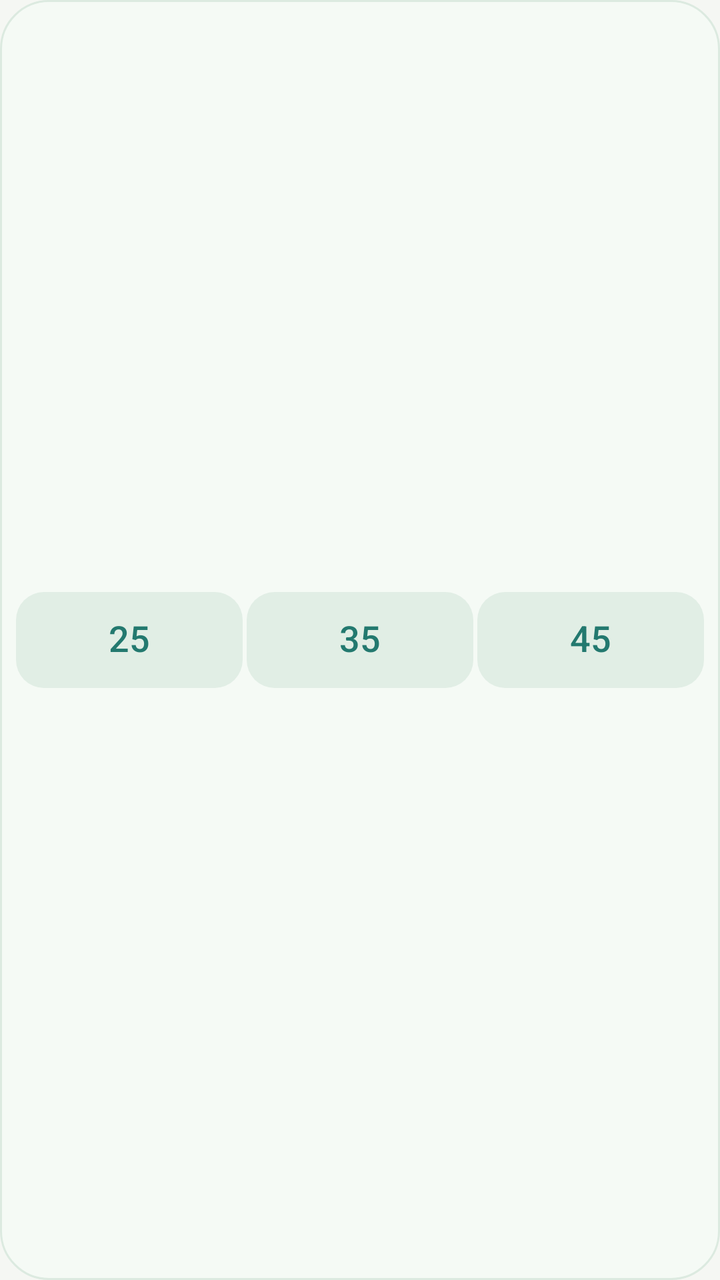
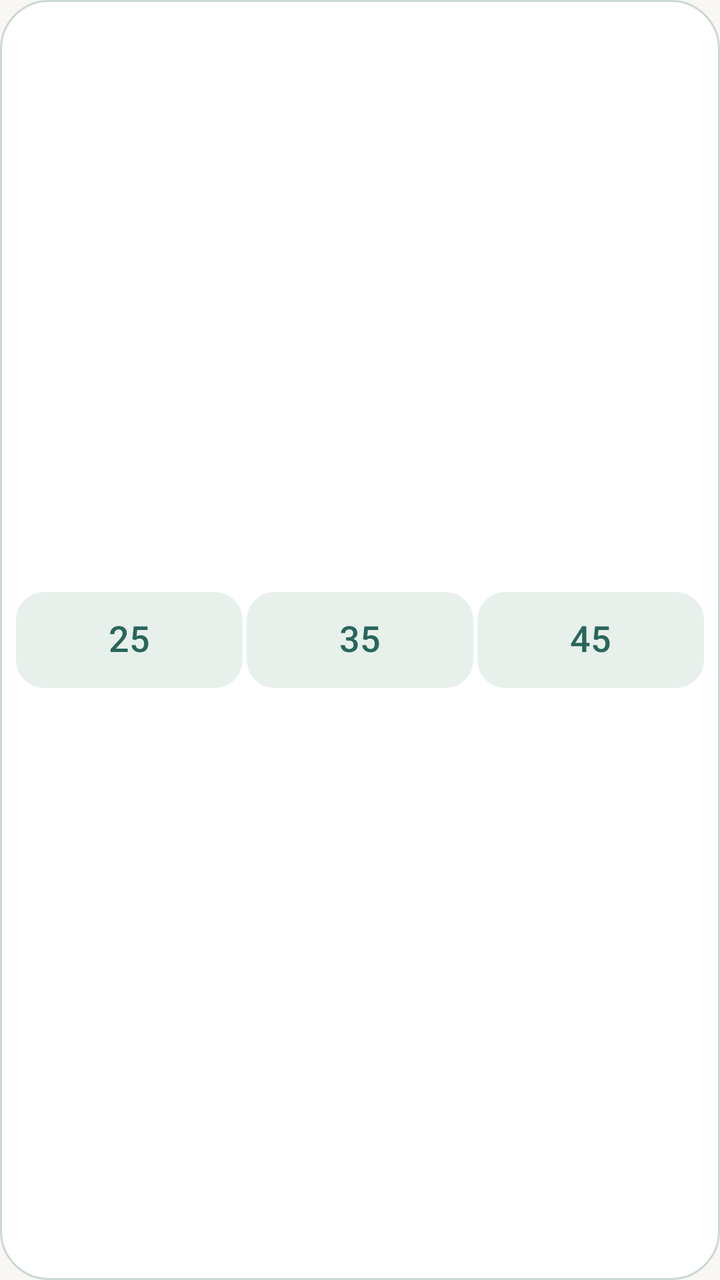

The first picture is an Android layout as it rendered before a commit; the second is the same layout after the commit. The layout source and the unified diff follow.
<!-- AndroidManifest.xml: application theme AppTheme -->
<!-- res/layout/widget_quick.xml -->
<FrameLayout xmlns:android="http://schemas.android.com/apk/res/android"
    android:id="@+id/widget_root" android:layout_width="match_parent" android:layout_height="match_parent"
    android:padding="8dp" android:background="@drawable/widget_background">
    <LinearLayout android:id="@+id/widget_quick_presets" android:layout_width="match_parent" android:layout_height="48dp"
        android:layout_gravity="center_vertical" android:orientation="horizontal">
        <Button android:id="@+id/widget_preset_25" android:layout_width="0dp" android:layout_height="match_parent" android:layout_weight="1"
            android:text="@string/quick_start_25" android:contentDescription="@string/quick_start_25_accessibility"
            android:textSize="18sp" android:textColor="#23796F" android:fontFamily="sans-serif-medium"
            android:background="@drawable/widget_secondary_background" android:textAllCaps="false" android:padding="2dp"
            android:minWidth="48dp" android:minHeight="48dp" android:maxLines="1" android:gravity="center"
            android:includeFontPadding="false" android:stateListAnimator="@null" />
        <Button android:id="@+id/widget_preset_35" android:layout_width="0dp" android:layout_height="match_parent" android:layout_weight="1" android:layout_marginStart="2dp"
            android:text="@string/quick_start_35" android:contentDescription="@string/quick_start_35_accessibility"
            android:textSize="18sp" android:textColor="#23796F" android:fontFamily="sans-serif-medium"
            android:background="@drawable/widget_secondary_background" android:textAllCaps="false" android:padding="2dp"
            android:minWidth="48dp" android:minHeight="48dp" android:maxLines="1" android:gravity="center"
            android:includeFontPadding="false" android:stateListAnimator="@null" />
        <Button android:id="@+id/widget_preset_45" android:layout_width="0dp" android:layout_height="match_parent" android:layout_weight="1" android:layout_marginStart="2dp"
            android:text="@string/quick_start_45" android:contentDescription="@string/quick_start_45_accessibility"
            android:textSize="18sp" android:textColor="#23796F" android:fontFamily="sans-serif-medium"
            android:background="@drawable/widget_secondary_background" android:textAllCaps="false" android:padding="2dp"
            android:minWidth="48dp" android:minHeight="48dp" android:maxLines="1" android:gravity="center"
            android:includeFontPadding="false" android:stateListAnimator="@null" />
    </LinearLayout>
    <LinearLayout android:id="@+id/widget_quick_active" android:layout_width="match_parent" android:layout_height="48dp"
        android:layout_gravity="center_vertical" android:orientation="horizontal" android:visibility="gone">
        <FrameLayout android:id="@+id/widget_time_area" android:layout_width="0dp" android:layout_height="match_parent" android:layout_weight="1"
            android:layout_marginEnd="4dp" android:contentDescription="@string/widget_time_description">
            <Chronometer android:id="@+id/widget_timer" android:layout_width="match_parent" android:layout_height="match_parent"
                android:gravity="center" android:textSize="27sp" android:textColor="#244336" android:fontFamily="sans-serif-medium"
                android:autoSizeTextType="uniform" android:autoSizeMinTextSize="18sp" android:autoSizeMaxTextSize="27sp" android:autoSizeStepGranularity="1sp"
                android:includeFontPadding="false" android:singleLine="true" android:visibility="gone" />
            <TextView android:id="@+id/widget_time_static" android:layout_width="match_parent" android:layout_height="match_parent"
                android:text="@string/quick_preview_time" android:gravity="center" android:textSize="27sp"
                android:textColor="#244336" android:fontFamily="sans-serif-medium" android:includeFontPadding="false" android:singleLine="true"
                android:autoSizeTextType="uniform" android:autoSizeMinTextSize="18sp" android:autoSizeMaxTextSize="27sp" android:autoSizeStepGranularity="1sp" />
        </FrameLayout>
        <Button android:id="@+id/widget_primary" android:layout_width="60dp" android:layout_height="match_parent"
            android:text="@string/quick_pause" android:textSize="13sp" android:textColor="#FFFFFF" android:fontFamily="sans-serif-medium"
            android:background="@drawable/widget_primary_background" android:textAllCaps="false" android:padding="4dp"
            android:minWidth="48dp" android:minHeight="48dp" android:maxLines="2" android:gravity="center"
            android:includeFontPadding="false" android:stateListAnimator="@null" />
    </LinearLayout>
    <Button android:id="@+id/widget_quick_setup" android:layout_width="match_parent" android:layout_height="48dp"
        android:layout_gravity="center_vertical" android:visibility="gone" android:text="@string/quick_setup"
        android:textSize="14sp" android:textColor="#FFFFFF" android:fontFamily="sans-serif-medium"
        android:background="@drawable/widget_primary_background" android:textAllCaps="false" android:padding="4dp"
        android:minWidth="48dp" android:minHeight="48dp" android:maxLines="2" android:gravity="center"
        android:includeFontPadding="false" android:stateListAnimator="@null" />
</FrameLayout>
<!-- resources referenced by this layout -->
<resources>
  <!-- drawable widget_background (drawable) -->
  <shape xmlns:android="http://schemas.android.com/apk/res/android" android:shape="rectangle">
      <solid android:color="#F5FAF5" />
      <corners android:radius="24dp" />
      <stroke android:width="1dp" android:color="#DCEAE0" />
  </shape>
  <!-- drawable widget_primary_background (drawable) -->
  <ripple xmlns:android="http://schemas.android.com/apk/res/android" android:color="#55A89A">
      <item><shape android:shape="rectangle"><solid android:color="#23796F" /><corners android:radius="14dp" /></shape></item>
  </ripple>
  <!-- drawable widget_secondary_background (drawable) -->
  <ripple xmlns:android="http://schemas.android.com/apk/res/android" android:color="#C9E7D5">
      <item><shape android:shape="rectangle"><solid android:color="#E1EEE5" /><corners android:radius="14dp" /></shape></item>
  </ripple>
  <string name="quick_pause">暂停</string>
  <string name="quick_preview_time">25:00</string>
  <string name="quick_setup">完成设置</string>
  <string name="quick_start_25">25</string>
  <string name="quick_start_25_accessibility">开始25分钟专注</string>
  <string name="quick_start_35">35</string>
  <string name="quick_start_35_accessibility">开始35分钟专注</string>
  <string name="quick_start_45">45</string>
  <string name="quick_start_45_accessibility">开始45分钟专注</string>
  <string name="widget_time_description">剩余专注时间</string>
  <style name="AppTheme" parent="android:style/Theme.Material.Light.NoActionBar">
  <item name="android:fontFamily">sans</item><item name="android:colorAccent">#23796F</item>
  <item name="android:windowLightStatusBar">true</item><item name="android:statusBarColor">#F5F7F3</item>
  <item name="android:navigationBarColor">#F5F7F3</item><item name="android:windowBackground">#F5F7F3</item>
  </style>
</resources>

<!-- the commit's change to res/layout/widget_quick.xml (unified diff, before → after) -->
@@ -5,19 +5,19 @@
         android:layout_gravity="center_vertical" android:orientation="horizontal">
         <Button android:id="@+id/widget_preset_25" android:layout_width="0dp" android:layout_height="match_parent" android:layout_weight="1"
             android:text="@string/quick_start_25" android:contentDescription="@string/quick_start_25_accessibility"
-            android:textSize="18sp" android:textColor="#23796F" android:fontFamily="sans-serif-medium"
+            android:textSize="18sp" android:textColor="@color/sb_accent" android:fontFamily="sans-serif-medium"
             android:background="@drawable/widget_secondary_background" android:textAllCaps="false" android:padding="2dp"
             android:minWidth="48dp" android:minHeight="48dp" android:maxLines="1" android:gravity="center"
             android:includeFontPadding="false" android:stateListAnimator="@null" />
         <Button android:id="@+id/widget_preset_35" android:layout_width="0dp" android:layout_height="match_parent" android:layout_weight="1" android:layout_marginStart="2dp"
             android:text="@string/quick_start_35" android:contentDescription="@string/quick_start_35_accessibility"
-            android:textSize="18sp" android:textColor="#23796F" android:fontFamily="sans-serif-medium"
+            android:textSize="18sp" android:textColor="@color/sb_accent" android:fontFamily="sans-serif-medium"
             android:background="@drawable/widget_secondary_background" android:textAllCaps="false" android:padding="2dp"
             android:minWidth="48dp" android:minHeight="48dp" android:maxLines="1" android:gravity="center"
             android:includeFontPadding="false" android:stateListAnimator="@null" />
         <Button android:id="@+id/widget_preset_45" android:layout_width="0dp" android:layout_height="match_parent" android:layout_weight="1" android:layout_marginStart="2dp"
             android:text="@string/quick_start_45" android:contentDescription="@string/quick_start_45_accessibility"
-            android:textSize="18sp" android:textColor="#23796F" android:fontFamily="sans-serif-medium"
+            android:textSize="18sp" android:textColor="@color/sb_accent" android:fontFamily="sans-serif-medium"
             android:background="@drawable/widget_secondary_background" android:textAllCaps="false" android:padding="2dp"
             android:minWidth="48dp" android:minHeight="48dp" android:maxLines="1" android:gravity="center"
             android:includeFontPadding="false" android:stateListAnimator="@null" />
@@ -27,23 +27,23 @@
         <FrameLayout android:id="@+id/widget_time_area" android:layout_width="0dp" android:layout_height="match_parent" android:layout_weight="1"
             android:layout_marginEnd="4dp" android:contentDescription="@string/widget_time_description">
             <Chronometer android:id="@+id/widget_timer" android:layout_width="match_parent" android:layout_height="match_parent"
-                android:gravity="center" android:textSize="27sp" android:textColor="#244336" android:fontFamily="sans-serif-medium"
+                android:gravity="center" android:textSize="27sp" android:textColor="@color/sb_text" android:fontFamily="sans-serif-medium"
                 android:autoSizeTextType="uniform" android:autoSizeMinTextSize="18sp" android:autoSizeMaxTextSize="27sp" android:autoSizeStepGranularity="1sp"
                 android:includeFontPadding="false" android:singleLine="true" android:visibility="gone" />
             <TextView android:id="@+id/widget_time_static" android:layout_width="match_parent" android:layout_height="match_parent"
                 android:text="@string/quick_preview_time" android:gravity="center" android:textSize="27sp"
-                android:textColor="#244336" android:fontFamily="sans-serif-medium" android:includeFontPadding="false" android:singleLine="true"
+                android:textColor="@color/sb_text" android:fontFamily="sans-serif-medium" android:includeFontPadding="false" android:singleLine="true"
                 android:autoSizeTextType="uniform" android:autoSizeMinTextSize="18sp" android:autoSizeMaxTextSize="27sp" android:autoSizeStepGranularity="1sp" />
         </FrameLayout>
         <Button android:id="@+id/widget_primary" android:layout_width="60dp" android:layout_height="match_parent"
-            android:text="@string/quick_pause" android:textSize="13sp" android:textColor="#FFFFFF" android:fontFamily="sans-serif-medium"
+            android:text="@string/quick_pause" android:textSize="13sp" android:textColor="@color/sb_on_accent" android:fontFamily="sans-serif-medium"
             android:background="@drawable/widget_primary_background" android:textAllCaps="false" android:padding="4dp"
             android:minWidth="48dp" android:minHeight="48dp" android:maxLines="2" android:gravity="center"
             android:includeFontPadding="false" android:stateListAnimator="@null" />
     </LinearLayout>
     <Button android:id="@+id/widget_quick_setup" android:layout_width="match_parent" android:layout_height="48dp"
         android:layout_gravity="center_vertical" android:visibility="gone" android:text="@string/quick_setup"
-        android:textSize="14sp" android:textColor="#FFFFFF" android:fontFamily="sans-serif-medium"
+        android:textSize="14sp" android:textColor="@color/sb_on_accent" android:fontFamily="sans-serif-medium"
         android:background="@drawable/widget_primary_background" android:textAllCaps="false" android:padding="4dp"
         android:minWidth="48dp" android:minHeight="48dp" android:maxLines="2" android:gravity="center"
         android:includeFontPadding="false" android:stateListAnimator="@null" />
<!-- resource entries referenced after the edit -->
@@ -1,18 +1,21 @@
 <!-- resources referenced by this layout -->
 <resources>
+  <color name="sb_accent">@color/sb_light_accent</color>
+  <color name="sb_on_accent">@color/sb_light_on_accent</color>
+  <color name="sb_text">@color/sb_light_text</color>
   <!-- drawable widget_background (drawable) -->
   <shape xmlns:android="http://schemas.android.com/apk/res/android" android:shape="rectangle">
-      <solid android:color="#F5FAF5" />
+      <solid android:color="@color/sb_surface" />
       <corners android:radius="24dp" />
-      <stroke android:width="1dp" android:color="#DCEAE0" />
+      <stroke android:width="1dp" android:color="@color/sb_outline" />
   </shape>
   <!-- drawable widget_primary_background (drawable) -->
-  <ripple xmlns:android="http://schemas.android.com/apk/res/android" android:color="#55A89A">
-      <item><shape android:shape="rectangle"><solid android:color="#23796F" /><corners android:radius="14dp" /></shape></item>
+  <ripple xmlns:android="http://schemas.android.com/apk/res/android" android:color="@color/sb_ripple">
+      <item><shape android:shape="rectangle"><solid android:color="@color/sb_accent" /><corners android:radius="14dp" /></shape></item>
   </ripple>
   <!-- drawable widget_secondary_background (drawable) -->
-  <ripple xmlns:android="http://schemas.android.com/apk/res/android" android:color="#C9E7D5">
-      <item><shape android:shape="rectangle"><solid android:color="#E1EEE5" /><corners android:radius="14dp" /></shape></item>
+  <ripple xmlns:android="http://schemas.android.com/apk/res/android" android:color="@color/sb_ripple">
+      <item><shape android:shape="rectangle"><solid android:color="@color/sb_control" /><corners android:radius="14dp" /></shape></item>
   </ripple>
   <string name="quick_pause">暂停</string>
   <string name="quick_preview_time">25:00</string>
@@ -24,10 +27,36 @@
   <string name="quick_start_45">45</string>
   <string name="quick_start_45_accessibility">开始45分钟专注</string>
   <string name="widget_time_description">剩余专注时间</string>
-  <style name="AppTheme" parent="android:style/Theme.Material.Light.NoActionBar">
-  <item name="android:fontFamily">sans</item><item name="android:colorAccent">#23796F</item>
-  <item name="android:windowLightStatusBar">true</item><item name="android:statusBarColor">#F5F7F3</item>
-  <item name="android:navigationBarColor">#F5F7F3</item><item name="android:windowBackground">#F5F7F3</item>
+  <style name="AppTheme" parent="AppThemeBase" />
+  <color name="sb_light_accent">#28665C</color>
+  <color name="sb_light_on_accent">#FFFFFF</color>
+  <color name="sb_light_text">#202C28</color>
+  <color name="sb_surface">@color/sb_light_surface</color>
+  <color name="sb_outline">@color/sb_light_outline</color>
+  <color name="sb_ripple">@color/sb_light_ripple</color>
+  <color name="sb_control">@color/sb_light_control</color>
+  <style name="AppThemeBase" parent="android:style/Theme.Material.Light.NoActionBar">
+      <item name="android:fontFamily">sans</item>
+      <item name="android:colorAccent">@color/sb_accent</item>
+      <item name="android:colorControlNormal">@color/sb_secondary</item>
+      <item name="android:colorControlActivated">@color/sb_accent</item>
+      <item name="android:colorControlHighlight">@color/sb_ripple</item>
+      <item name="android:textColorPrimary">@color/sb_text</item>
+      <item name="android:textColorSecondary">@color/sb_secondary</item>
+      <item name="android:textColorHint">@color/sb_secondary</item>
+      <item name="android:colorBackground">@color/sb_background</item>
+      <item name="android:windowLightStatusBar">true</item>
+      <item name="android:statusBarColor">@color/sb_background</item>
+      <item name="android:navigationBarColor">@color/sb_background</item>
+      <item name="android:windowBackground">@color/sb_background</item>
   </style>
+  <color name="sb_light_surface">#FFFFFF</color>
+  <color name="sb_light_outline">#CBD9D0</color>
+  <color name="sb_light_ripple">#C7DED3</color>
+  <color name="sb_light_control">#E8F0EB</color>
+  <color name="sb_secondary">@color/sb_light_secondary</color>
+  <color name="sb_background">@color/sb_light_background</color>
+  <color name="sb_light_secondary">#626B66</color>
+  <color name="sb_light_background">#F8F7F3</color>
 </resources>
 
